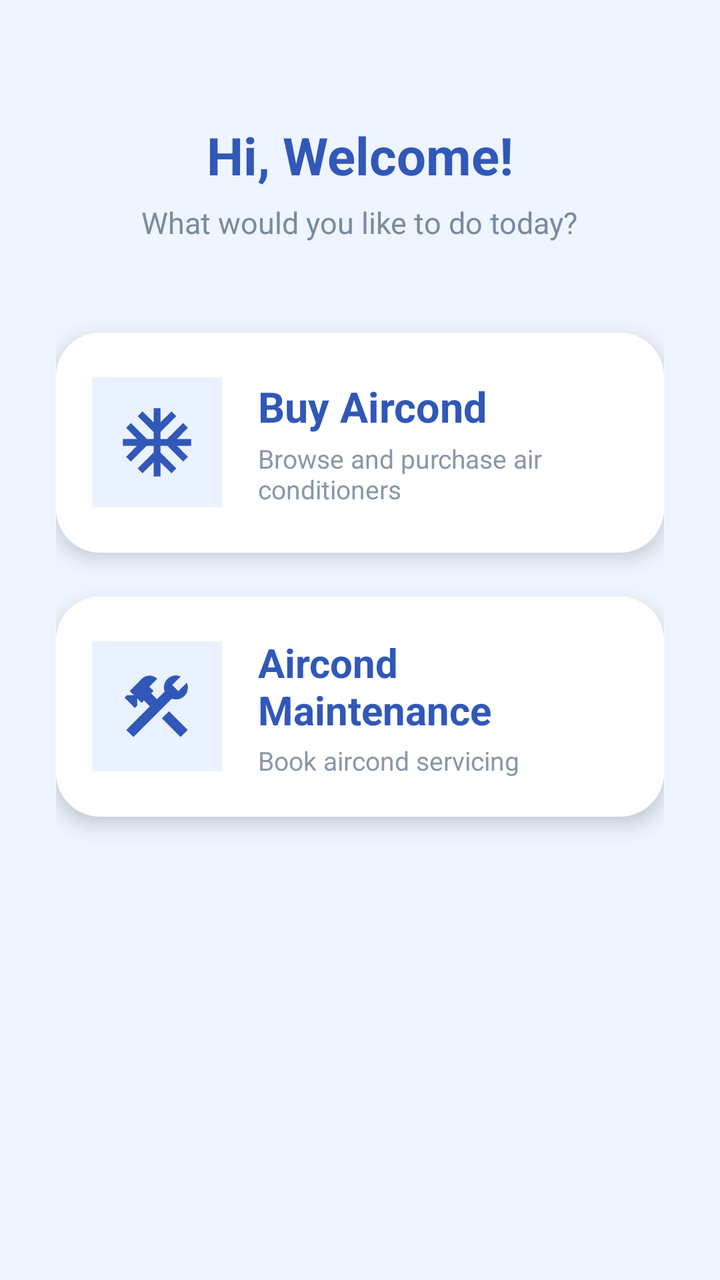
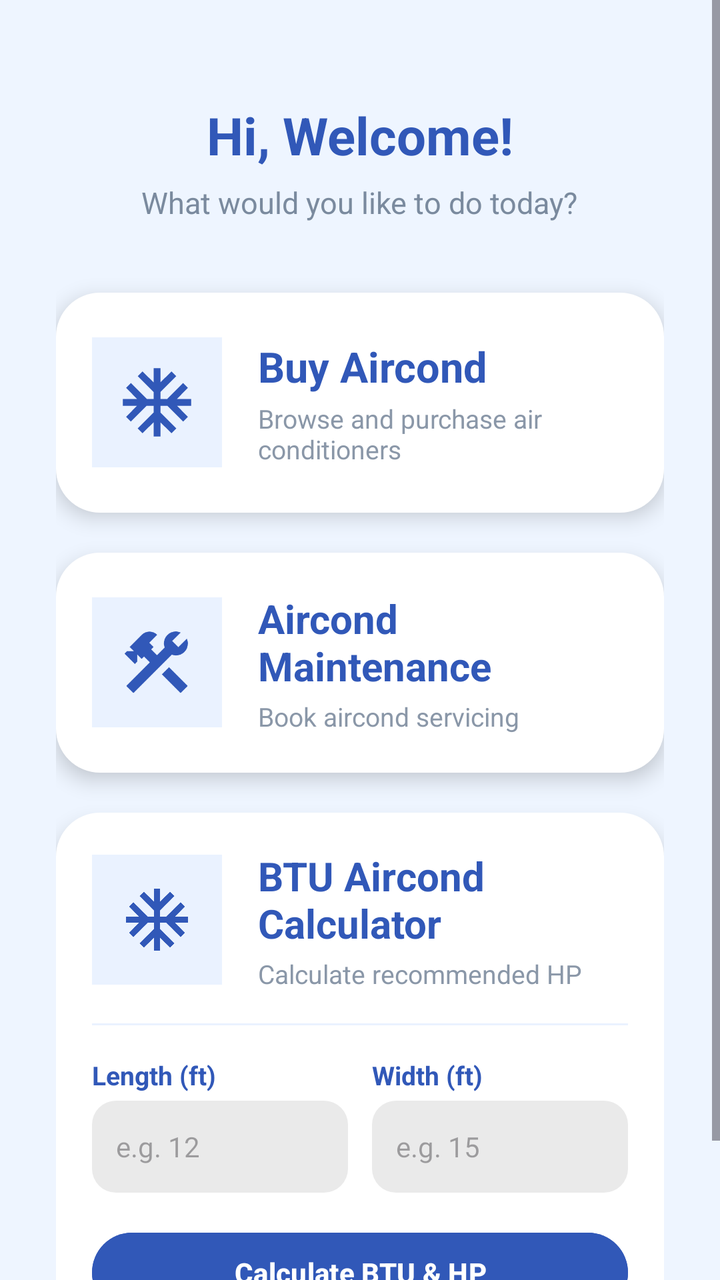

Before-and-after screenshots of an Android layout around one commit, followed by the original layout XML and the change that was made.
<!-- AndroidManifest.xml: application theme Theme.EncikAircond -->
<!-- res/layout/fragment_home.xml -->
<?xml version="1.0" encoding="utf-8"?>
<androidx.constraintlayout.widget.ConstraintLayout
    xmlns:android="http://schemas.android.com/apk/res/android"
    xmlns:app="http://schemas.android.com/apk/res-auto"
    android:layout_width="match_parent"
    android:layout_height="match_parent"
    android:background="#EEF5FF">

    <LinearLayout
        android:layout_width="match_parent"
        android:layout_height="match_parent"
        android:orientation="vertical"
        android:paddingStart="28dp"
        android:paddingEnd="28dp"
        android:paddingTop="60dp">

        <TextView
            android:id="@+id/txtWelcome"
            android:layout_width="wrap_content"
            android:layout_height="wrap_content"
            android:layout_gravity="center"
            android:text="Hi, Welcome!"
            android:textColor="#3158B8"
            android:textSize="26sp"
            android:textStyle="bold"/>

        <TextView
            android:id="@+id/txtSubtitle"
            android:layout_width="wrap_content"
            android:layout_height="wrap_content"
            android:layout_gravity="center"
            android:layout_marginTop="6dp"
            android:text="What would you like to do today?"
            android:textColor="#7A8A9E"
            android:textSize="15sp"/>

        

        <LinearLayout
            android:id="@+id/cardBuy"
            android:layout_width="match_parent"
            android:layout_height="110dp"
            android:layout_marginTop="45dp"
            android:background="@drawable/card_background"
            android:elevation="6dp"
            android:gravity="center_vertical"
            android:padding="18dp">

            <ImageView
                android:id="@+id/imgBuy"
                android:layout_width="65dp"
                android:layout_height="65dp"
                android:background="#EAF2FF"
                android:padding="12dp"
                android:src="@drawable/ic_aircond"/>

            <LinearLayout
                android:layout_width="wrap_content"
                android:layout_height="wrap_content"
                android:layout_marginStart="18dp"
                android:orientation="vertical">

                <TextView
                    android:layout_width="wrap_content"
                    android:layout_height="wrap_content"
                    android:text="Buy Aircond"
                    android:textColor="#3158B8"
                    android:textSize="21sp"
                    android:textStyle="bold"/>

                <TextView
                    android:layout_width="wrap_content"
                    android:layout_height="wrap_content"
                    android:layout_marginTop="3dp"
                    android:text="Browse and purchase air conditioners"
                    android:textColor="#8A97A8"
                    android:textSize="13sp"/>

            </LinearLayout>

        </LinearLayout>

        

        <LinearLayout
            android:id="@+id/cardMaintenance"
            android:layout_width="match_parent"
            android:layout_height="110dp"
            android:layout_marginTop="22dp"
            android:background="@drawable/card_background"
            android:elevation="6dp"
            android:gravity="center_vertical"
            android:padding="18dp">

            <ImageView
                android:id="@+id/imgMaintenance"
                android:layout_width="65dp"
                android:layout_height="65dp"
                android:background="#EAF2FF"
                android:padding="12dp"
                android:src="@drawable/ic_maintenance"/>

            <LinearLayout
                android:layout_width="wrap_content"
                android:layout_height="wrap_content"
                android:layout_marginStart="18dp"
                android:orientation="vertical">

                <TextView
                    android:layout_width="wrap_content"
                    android:layout_height="wrap_content"
                    android:text="Aircond Maintenance"
                    android:textColor="#3158B8"
                    android:textSize="20sp"
                    android:textStyle="bold"/>

                <TextView
                    android:layout_width="wrap_content"
                    android:layout_height="wrap_content"
                    android:layout_marginTop="3dp"
                    android:text="Book aircond servicing"
                    android:textColor="#8A97A8"
                    android:textSize="13sp"/>

            </LinearLayout>

        </LinearLayout>

    </LinearLayout>

</androidx.constraintlayout.widget.ConstraintLayout>
<!-- resources referenced by this layout -->
<resources>
  <!-- drawable card_background (drawable) -->
  <?xml version="1.0" encoding="utf-8"?>
  <shape xmlns:android="http://schemas.android.com/apk/res/android">
  
      <solid android:color="#FFFFFF"/>
  
      <corners android:radius="22dp"/>
  
  </shape>
  <!-- drawable ic_aircond (drawable) -->
  <vector xmlns:android="http://schemas.android.com/apk/res/android" android:height="24dp" android:tint="#3158B8" android:viewportHeight="960" android:viewportWidth="960" android:width="24dp">
        
      <path android:fillColor="@android:color/white" android:pathData="M440,880L440,714L310,842L254,786L440,600L440,520L360,520L174,706L118,650L246,520L80,520L80,440L246,440L118,310L174,254L360,440L440,440L440,360L254,174L310,118L440,246L440,80L520,80L520,246L650,118L706,174L520,360L520,440L600,440L786,254L842,310L714,440L880,440L880,520L714,520L842,650L786,706L600,520L520,520L520,600L706,786L650,842L520,714L520,880L440,880Z"/>
      
  </vector>
  <!-- drawable ic_maintenance (drawable) -->
  <vector xmlns:android="http://schemas.android.com/apk/res/android" android:height="24dp" android:tint="#3158B8" android:viewportHeight="960" android:viewportWidth="960" android:width="24dp">
        
      <path android:fillColor="@android:color/white" android:pathData="M756,840L537,621L621,537L840,756L756,840ZM204,840L120,756L396,480L328,412L300,440L249,389L249,471L221,499L100,378L128,350L210,350L160,300L302,158Q322,138 345,129Q368,120 392,120Q416,120 439,129Q462,138 482,158L390,250L440,300L412,328L480,396L570,306Q566,295 563.5,283Q561,271 561,259Q561,200 601.5,159.5Q642,119 701,119Q716,119 729.5,122Q743,125 757,131L658,230L730,302L829,203Q836,217 838.5,230.5Q841,244 841,259Q841,318 800.5,358.5Q760,399 701,399Q689,399 677,397Q665,395 654,390L204,840Z"/>
      
  </vector>
  <style name="Theme.EncikAircond" parent="Base.Theme.EncikAircond" />
  <style name="Base.Theme.EncikAircond" parent="Theme.Material3.DayNight.NoActionBar">
          
      </style>
</resources>

<!-- the commit's change to res/layout/fragment_home.xml (unified diff, before → after) -->
@@ -1,18 +1,19 @@
 <?xml version="1.0" encoding="utf-8"?>
-<androidx.constraintlayout.widget.ConstraintLayout
-    xmlns:android="http://schemas.android.com/apk/res/android"
+<ScrollView xmlns:android="http://schemas.android.com/apk/res/android"
     xmlns:app="http://schemas.android.com/apk/res-auto"
     android:layout_width="match_parent"
     android:layout_height="match_parent"
-    android:background="#EEF5FF">
+    android:background="#EEF5FF"
+    android:fillViewport="true">
 
     <LinearLayout
         android:layout_width="match_parent"
-        android:layout_height="match_parent"
+        android:layout_height="wrap_content"
         android:orientation="vertical"
         android:paddingStart="28dp"
         android:paddingEnd="28dp"
-        android:paddingTop="60dp">
+        android:paddingTop="50dp"
+        android:paddingBottom="40dp">
 
         <TextView
             android:id="@+id/txtWelcome"
@@ -22,7 +23,7 @@
             android:text="Hi, Welcome!"
             android:textColor="#3158B8"
             android:textSize="26sp"
-            android:textStyle="bold"/>
+            android:textStyle="bold" />
 
         <TextView
             android:id="@+id/txtSubtitle"
@@ -32,15 +33,14 @@
             android:layout_marginTop="6dp"
             android:text="What would you like to do today?"
             android:textColor="#7A8A9E"
-            android:textSize="15sp"/>
+            android:textSize="15sp" />
 
         
-
         <LinearLayout
             android:id="@+id/cardBuy"
             android:layout_width="match_parent"
             android:layout_height="110dp"
-            android:layout_marginTop="45dp"
+            android:layout_marginTop="35dp"
             android:background="@drawable/card_background"
             android:elevation="6dp"
             android:gravity="center_vertical"
@@ -51,8 +51,9 @@
                 android:layout_width="65dp"
                 android:layout_height="65dp"
                 android:background="#EAF2FF"
+                android:contentDescription="@null"
                 android:padding="12dp"
-                android:src="@drawable/ic_aircond"/>
+                android:src="@drawable/ic_aircond" />
 
             <LinearLayout
                 android:layout_width="wrap_content"
@@ -66,7 +67,7 @@
                     android:text="Buy Aircond"
                     android:textColor="#3158B8"
                     android:textSize="21sp"
-                    android:textStyle="bold"/>
+                    android:textStyle="bold" />
 
                 <TextView
                     android:layout_width="wrap_content"
@@ -74,19 +75,18 @@
                     android:layout_marginTop="3dp"
                     android:text="Browse and purchase air conditioners"
                     android:textColor="#8A97A8"
-                    android:textSize="13sp"/>
+                    android:textSize="13sp" />
 
             </LinearLayout>
 
         </LinearLayout>
 
         
-
         <LinearLayout
             android:id="@+id/cardMaintenance"
             android:layout_width="match_parent"
             android:layout_height="110dp"
-            android:layout_marginTop="22dp"
+            android:layout_marginTop="20dp"
             android:background="@drawable/card_background"
             android:elevation="6dp"
             android:gravity="center_vertical"
@@ -97,8 +97,9 @@
                 android:layout_width="65dp"
                 android:layout_height="65dp"
                 android:background="#EAF2FF"
+                android:contentDescription="@null"
                 android:padding="12dp"
-                android:src="@drawable/ic_maintenance"/>
+                android:src="@drawable/ic_maintenance" />
 
             <LinearLayout
                 android:layout_width="wrap_content"
@@ -112,7 +113,7 @@
                     android:text="Aircond Maintenance"
                     android:textColor="#3158B8"
                     android:textSize="20sp"
-                    android:textStyle="bold"/>
+                    android:textStyle="bold" />
 
                 <TextView
                     android:layout_width="wrap_content"
@@ -120,12 +121,205 @@
                     android:layout_marginTop="3dp"
                     android:text="Book aircond servicing"
                     android:textColor="#8A97A8"
-                    android:textSize="13sp"/>
+                    android:textSize="13sp" />
 
             </LinearLayout>
 
         </LinearLayout>
 
+        
+        <LinearLayout
+            android:id="@+id/cardCalculator"
+            android:layout_width="match_parent"
+            android:layout_height="wrap_content"
+            android:layout_marginTop="20dp"
+            android:background="@drawable/card_background"
+            android:elevation="6dp"
+            android:orientation="vertical"
+            android:padding="18dp">
+
+            
+            <LinearLayout
+                android:id="@+id/headerCalculator"
+                android:layout_width="match_parent"
+                android:layout_height="wrap_content"
+                android:gravity="center_vertical"
+                android:orientation="horizontal">
+
+                <ImageView
+                    android:id="@+id/imgCalculator"
+                    android:layout_width="65dp"
+                    android:layout_height="65dp"
+                    android:background="#EAF2FF"
+                    android:contentDescription="@null"
+                    android:padding="14dp"
+                    android:src="@drawable/ic_aircond" />
+
+                <LinearLayout
+                    android:layout_width="0dp"
+                    android:layout_height="wrap_content"
+                    android:layout_marginStart="18dp"
+                    android:layout_weight="1"
+                    android:orientation="vertical">
+
+                    <TextView
+                        android:layout_width="wrap_content"
+                        android:layout_height="wrap_content"
+                        android:text="BTU Aircond Calculator"
+                        android:textColor="#3158B8"
+                        android:textSize="20sp"
+                        android:textStyle="bold" />
+
+                    <TextView
+                        android:layout_width="wrap_content"
+                        android:layout_height="wrap_content"
+                        android:layout_marginTop="3dp"
+                        android:text="Calculate recommended HP"
+                        android:textColor="#8A97A8"
+                        android:textSize="13sp" />
+
+                </LinearLayout>
+
+            </LinearLayout>
+
+            
+            <LinearLayout
+                android:id="@+id/layoutCalculatorForm"
+                android:layout_width="match_parent"
+                android:layout_height="wrap_content"
+                android:layout_marginTop="16dp"
+                android:orientation="vertical">
+
+                <View
+                    android:layout_width="match_parent"
+                    android:layout_height="1dp"
+                    android:layout_marginBottom="16dp"
+                    android:background="#EAF2FF" />
+
+                <LinearLayout
+                    android:layout_width="match_parent"
+                    android:layout_height="wrap_content"
+                    android:orientation="horizontal">
+
+                    
+                    <LinearLayout
+                        android:layout_width="0dp"
+                        android:layout_height="wrap_content"
+                        android:layout_marginEnd="6dp"
+                        android:layout_weight="1"
+                        android:orientation="vertical">
+
+                        <TextView
+                            android:layout_width="wrap_content"
+                            android:layout_height="wrap_content"
+                            android:text="Length (ft)"
+                            android:textColor="#3158B8"
+                            android:textSize="13sp"
+                            android:textStyle="bold" />
+
+                        <EditText
+                            android:id="@+id/etRoomLength"
+                            android:layout_width="match_parent"
+                            android:layout_height="46dp"
+                            android:layout_marginTop="4dp"
+                            android:background="@drawable/bg_input_grey"
+                            android:hint="e.g. 12"
+                            android:imeOptions="actionNext"
+                            android:inputType="numberDecimal"
+                            android:paddingHorizontal="12dp"
+                            android:textColor="#2D3748"
+                            android:textSize="14sp" />
+                    </LinearLayout>
+
+                    
+                    <LinearLayout
+                        android:layout_width="0dp"
+                        android:layout_height="wrap_content"
+                        android:layout_marginStart="6dp"
+                        android:layout_weight="1"
+                        android:orientation="vertical">
+
+                        <TextView
+                            android:layout_width="wrap_content"
+                            android:layout_height="wrap_content"
+                            android:text="Width (ft)"
+                            android:textColor="#3158B8"
+                            android:textSize="13sp"
+                            android:textStyle="bold" />
+
+                        <EditText
+                            android:id="@+id/etRoomWidth"
+                            android:layout_width="match_parent"
+                            android:layout_height="46dp"
+                            android:layout_marginTop="4dp"
+                            android:background="@drawable/bg_input_grey"
+                            android:hint="e.g. 15"
+                            android:imeOptions="actionDone"
+                            android:inputType="numberDecimal"
+                            android:paddingHorizontal="12dp"
+                            android:textColor="#2D3748"
+                            android:textSize="14sp" />
+                    </LinearLayout>
+
+                </LinearLayout>
+
+                
+                <Button
+                    android:id="@+id/btnCalculateBtu"
+                    android:layout_width="match_parent"
+                    android:layout_height="48dp"
+                    android:layout_marginTop="16dp"
+                    android:backgroundTint="#3158B8"
+                    android:text="Calculate BTU &amp; HP"
+                    android:textAllCaps="false"
+                    android:textColor="#FFFFFF"
+                    android:textSize="14sp"
+                    android:textStyle="bold" />
+
+                
+                <LinearLayout
+                    android:id="@+id/layoutBtuResult"
+                    android:layout_width="match_parent"
+                    android:layout_height="wrap_content"
+                    android:layout_marginTop="16dp"
+                    android:background="#F0F5FF"
+                    android:orientation="vertical"
+                    android:padding="14dp"
+                    android:visibility="gone">
+
+                    <TextView
+                        android:id="@+id/txtRoomArea"
+                        android:layout_width="wrap_content"
+                        android:layout_height="wrap_content"
+                        android:text="Room Area: -"
+                        android:textColor="#2D3748"
+                        android:textSize="14sp" />
+
+                    <TextView
+                        android:id="@+id/txtRequiredBtu"
+                        android:layout_width="wrap_content"
+                        android:layout_height="wrap_content"
+                        android:layout_marginTop="4dp"
+                        android:text="Required BTU: -"
+                        android:textColor="#2D3748"
+                        android:textSize="14sp" />
+
+                    <TextView
+                        android:id="@+id/txtRecommendedHp"
+                        android:layout_width="wrap_content"
+                        android:layout_height="wrap_content"
+                        android:layout_marginTop="6dp"
+                        android:text="Recommended: -"
+                        android:textColor="#3158B8"
+                        android:textSize="16sp"
+                        android:textStyle="bold" />
+
+                </LinearLayout>
+
+            </LinearLayout>
+
+        </LinearLayout>
+
     </LinearLayout>
 
-</androidx.constraintlayout.widget.ConstraintLayout>
+</ScrollView>
<!-- resource entries referenced after the edit -->
@@ -1,5 +1,12 @@
 <!-- resources referenced by this layout -->
 <resources>
+  <!-- drawable bg_input_grey (drawable) -->
+  <?xml version="1.0" encoding="utf-8"?>
+  <shape xmlns:android="http://schemas.android.com/apk/res/android"
+      android:shape="rectangle">
+      <solid android:color="#EAEAEA" />
+      <corners android:radius="12dp" />
+  </shape>
   <!-- drawable card_background (drawable) -->
   <?xml version="1.0" encoding="utf-8"?>
   <shape xmlns:android="http://schemas.android.com/apk/res/android">
